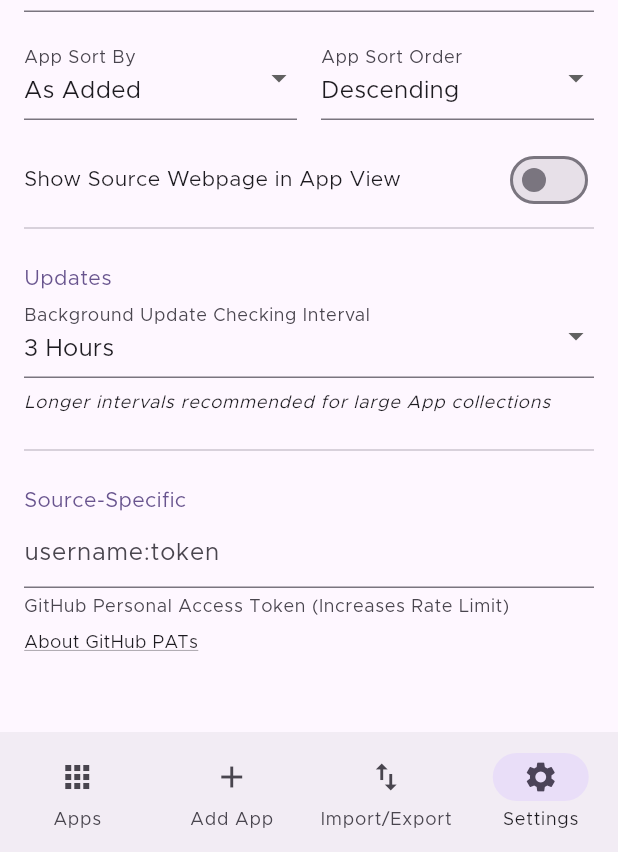
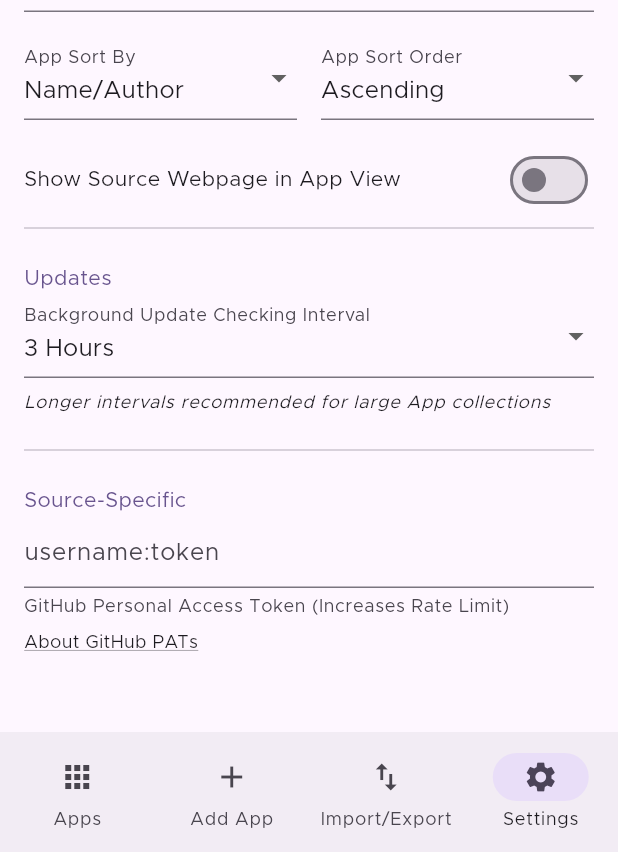
Before and after one commit to ImranR98/Obtainium, a Flutter app: the screen it shows after launch, item 4 of the bottom bar chosen, on a phone screen of 412 x 824 dp, the part 384-1236 px from its top. Run offline on Flutter 3.47's test engine with Material 2 defaults, Android fonts, the phone set to English and light mode, and no system bars; drawn by our look-alikes of dynamic_color; our stand-ins replace device_info_plus, file_picker, flutter_local_notifications, fluttertoast, permission_handler, share_plus and 2 more; missing offline and left inert: flutter_fgbg, install_plugin_v2, workmanager; statements that could not run were skipped.

Commit message:
Fixed sort order (was reversed asc/desc) Also changed default sort to nameAuthor ascending

```diff
--- a/lib/pages/apps.dart
+++ b/lib/pages/apps.dart
@@ -114,7 +114,7 @@ class AppsPageState extends State<AppsPage> {
       return result;
     });
 
-    if (settingsProvider.sortOrder == SortOrderSettings.ascending) {
+    if (settingsProvider.sortOrder == SortOrderSettings.descending) {
       sortedApps = sortedApps.reversed.toList();
     }
 
--- a/lib/providers/settings_provider.dart
+++ b/lib/providers/settings_provider.dart
@@ -74,8 +74,8 @@ class SettingsProvider with ChangeNotifier {
   }
 
   SortColumnSettings get sortColumn {
-    return SortColumnSettings
-        .values[prefs?.getInt('sortColumn') ?? SortColumnSettings.added.index];
+    return SortColumnSettings.values[
+        prefs?.getInt('sortColumn') ?? SortColumnSettings.nameAuthor.index];
   }
 
   set sortColumn(SortColumnSettings s) {
@@ -85,7 +85,7 @@ class SettingsProvider with ChangeNotifier {
 
   SortOrderSettings get sortOrder {
     return SortOrderSettings.values[
-        prefs?.getInt('sortOrder') ?? SortOrderSettings.descending.index];
+        prefs?.getInt('sortOrder') ?? SortOrderSettings.ascending.index];
   }
 
   set sortOrder(SortOrderSettings s) {
```
